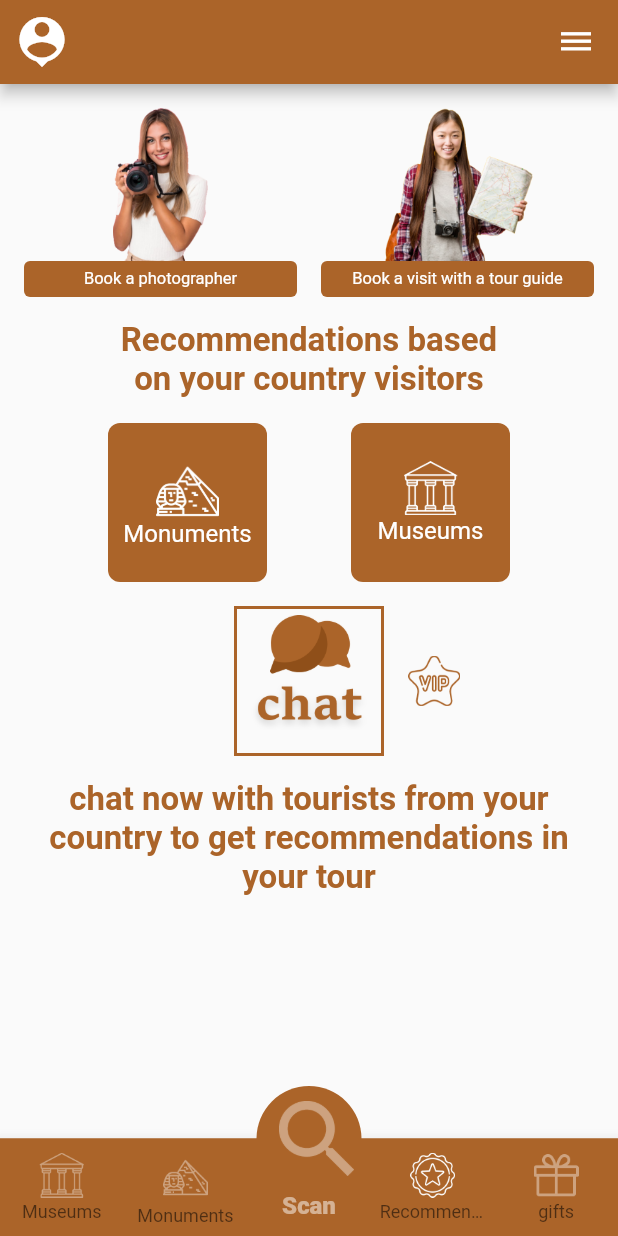
After one commit to AhmedElhenidy/toot, a Flutter app: the Recommended screen opened directly, on a phone screen of 412 x 824 dp. The commit adds this screen. Run offline on Flutter 3.47's test engine with Material 2 defaults, Android fonts, the phone set to English and light mode, and no system bars; our stand-ins replace audioplayers, carousel_slider; missing offline and left inert: qrscan; statements that could not run were skipped.

Commit message:
recommended commit

```diff
--- a/lib/ui/gift_houses.dart
+++ b/lib/ui/gift_houses.dart
@@ -109,7 +109,6 @@ class Houses extends StatefulWidget {
   @override
   _HousesState createState() => _HousesState();
 }
-
 class _HousesState extends State<Houses> {
   List<HousesModel> houseList;
   bool loading;
@@ -137,9 +136,10 @@ class _HousesState extends State<Houses> {
                     fontWeight: FontWeight.bold
                 ),
               ),
+              SizedBox(height: 8,),
               Image.network("${house.photo}",
                 width: MediaQuery.of(context).size.width,
-                height: 226,
+                height: 218,
                 fit: BoxFit.fill,
               ),
             ],
--- /dev/null
+++ b/lib/ui/recommended.dart
@@ -0,0 +1,203 @@
+import 'package:flutter/material.dart';
+import 'package:toot/statics/colors.dart';
+import 'package:toot/statics/statics.dart';
+import 'package:toot/ui/recommended_monuments.dart';
+import 'package:toot/ui/recommended_museums.dart';
+class Recommended extends StatefulWidget {
+  @override
+  _RecommendedState createState() => _RecommendedState();
+}
+
+class _RecommendedState extends State<Recommended> {
+  @override
+  Widget build(BuildContext context) {
+    Size size = MediaQuery.of(context).size;
+    return Scaffold(
+      appBar: tootAppBar(),
+      bottomNavigationBar: bottomBar(size,BottomNavigationItems.RECOMMENDED),
+      body: Container(
+        width: size.width,
+        height: size.height,
+        child: SingleChildScrollView(
+          padding: EdgeInsets.all(16),
+          child: Column(
+            children: [
+              Container(
+                width: MediaQuery.of(context).size.width,
+                height: 126,
+                child: Row(
+                  children: [
+                    Expanded(
+                      flex: 1,
+                      child: Column(
+                        children: [
+                          Image.asset("images/reco2.png",height: 102,),
+                          Container(
+                            width: size.width,
+                            height: 24,
+                            decoration: BoxDecoration(
+                              color: mainColor,
+                              borderRadius: BorderRadius.circular(4),
+                            ),
+                            child: Center(
+                              child: Text("Book a photographer",
+                                maxLines: 1,
+                                overflow: TextOverflow.ellipsis,
+                                style: TextStyle(
+                                  color: Colors.white,
+                                  fontSize: 11,
+                                ),
+                              ),
+                            ),
+                          ),
+                        ],
+                      ),
+                    ),
+                    SizedBox(width: 16,),
+                    Expanded(
+                      flex: 1,
+                      child: Column(
+                        children: [
+                          Image.asset("images/reco1.png",height: 102,),
+                          Container(
+                            width: size.width,
+                            height: 24,
+                            decoration: BoxDecoration(
+                              color: mainColor,
+                              borderRadius: BorderRadius.circular(4),
+                            ),
+                            child: Center(
+                              child: Text("Book a visit with a tour guide",
+                                maxLines: 1,
+                                overflow: TextOverflow.ellipsis,
+                                style: TextStyle(
+                                    color: Colors.white,
+                                    fontSize: 11,
+                                ),
+                              ),
+                            ),
+                          ),
+                        ],
+                      ),
+                    ),
+                  ],
+                ),
+              ),
+              SizedBox(
+                height: 16,
+              ),
+              Text("Recommendations based \n"
+                "on your country visitors",
+                textAlign: TextAlign.center,
+                style: TextStyle(
+                  fontSize: 22,
+                  fontWeight: FontWeight.bold,
+                ),
+              ),
+              SizedBox(
+                height: 16,
+              ),
+              Row(
+                mainAxisAlignment: MainAxisAlignment.spaceEvenly,
+                children: [
+                  Container(
+                    decoration: BoxDecoration(
+                      color: mainColor,
+                      borderRadius: BorderRadius.circular(8)
+                    ),
+                    width: 106,
+                    height: 106,
+                    child: InkWell(
+                      onTap: (){
+                        Navigator.push(
+                          context,
+                          MaterialPageRoute(builder: (context) => RecommendedMonuments()),
+                        );
+                      },
+                      child: Column(
+                        mainAxisAlignment: MainAxisAlignment.center,
+                        children: [
+                          Image.asset("images/giza100.png",width: 42,height: 42,),
+                          Text("Monuments",
+                            style: TextStyle(
+                                color: Colors.white,
+                                fontSize: 16
+                            ),
+                          ),
+                        ],
+                      ),
+                    ),
+                  ),
+                  Container(
+                    decoration: BoxDecoration(
+                        color: mainColor,
+                        borderRadius: BorderRadius.circular(8)
+                    ),
+                    width: 106,
+                    height: 106,
+                    child: InkWell(
+                      onTap: (){
+                        Navigator.push(
+                          context,
+                          MaterialPageRoute(builder: (context) => RecommendedMuseums()),
+                        );
+                      },
+                      child: Column(
+                        mainAxisAlignment: MainAxisAlignment.center,
+                        children: [
+                          Image.asset("images/museum100.png",width: 36,height: 37,),
+                          Text("Museums",
+                            style: TextStyle(
+                                color: Colors.white,
+                                fontSize: 16
+                            ),
+                          ),
+                        ],
+                      ),
+                    ),
+                  )
+                ],
+              ),
+              SizedBox(
+                height: 16,
+              ),
+              Row(
+                mainAxisAlignment: MainAxisAlignment.center,
+                children: [
+                  SizedBox(width: 16,),
+                  Container(width: 35,height: 33.63,),
+                  Container(
+                    padding: EdgeInsets.all(4),
+                    width: 100,
+                    height: 100,
+                    decoration: BoxDecoration(
+                      border: Border.all(
+                        width: 2,
+                        color: mainColor,
+                      ),
+                      shape: BoxShape.rectangle
+                    ),
+                    child: Center(child: Image.asset("images/recommended0.png")),
+                  ),
+                  SizedBox(width: 16,),
+                  Image.asset("images/vip.png",width: 35,height: 33.63,),
+                ],
+              ),
+              SizedBox(
+                height: 16,
+              ),
+              Text("chat now with tourists from your country"
+               " to get recommendations in your tour",
+                textAlign: TextAlign.center,
+                style: TextStyle(
+                  fontSize: 22,
+                  fontWeight: FontWeight.bold,
+                ),
+              ),
+            ],
+          ),
+        ),
+      ),
+    );
+  }
+}
--- a/pubspec.yaml
+++ b/pubspec.yaml
@@ -79,6 +79,9 @@ flutter:
    - images/recommended1.png
    - images/recommended2.png
    - images/tour_guide.png
+   - images/reco1.png
+   - images/reco2.png
+   - images/vip.png
    - assets/
 
   # An image asset can refer to one or more resolution-specific "variants", see
```
Also changed, not shown: lib/ui/gifts_details.dart (added, +17 -0 lines), lib/ui/home.dart (+32 -6 lines), lib/ui/houses_details.dart (added, +17 -0 lines), lib/ui/recommended_monuments.dart (added, +18 -0 lines), lib/ui/recommended_museums.dart (added, +18 -0 lines), lib/ui/scan.dart (+2 -133 lines), images/reco1.png (added), images/reco2.png (added), images/vip.png (added), 1 other file.
